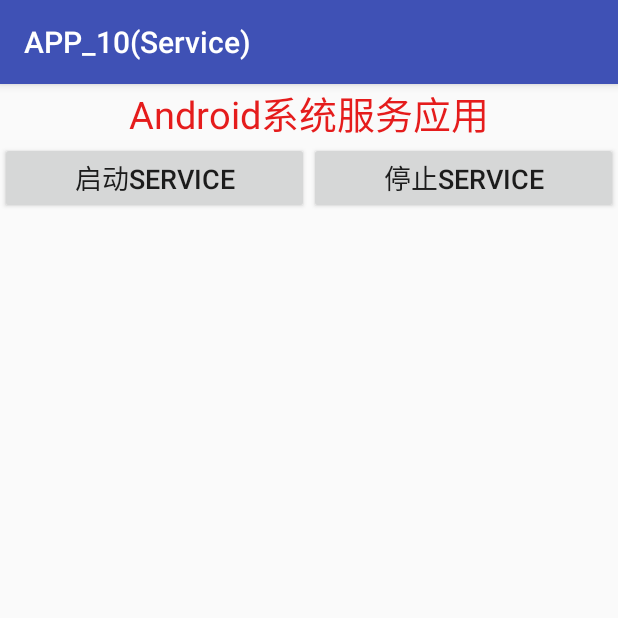
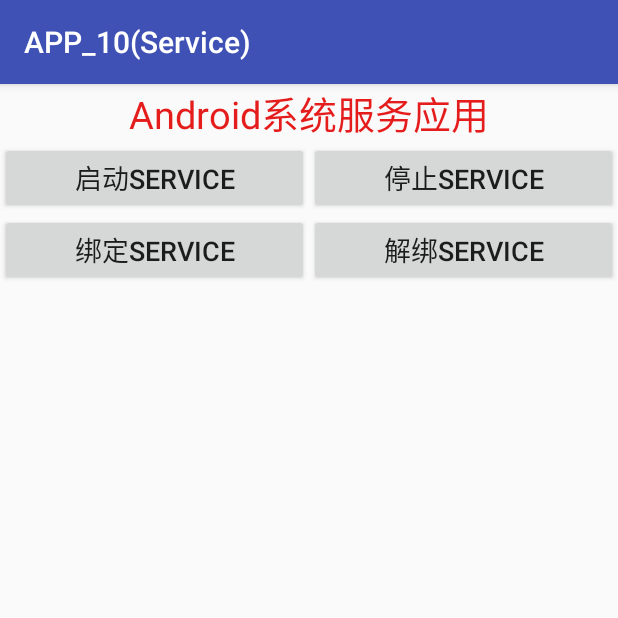
Before and after one commit to myemcu/Service, an Android app: the screen it shows after launch (MainActivity), on a phone screen of 412 x 824 dp, the top half of it. Run offline under Robolectric (Android 15) with nearby library versions, the phone set to English and light mode, and no system bars.

Commit message:
V2，Service绑定到Activity。Activity消失，Service也消失。

```diff
--- a/app/src/main/java/com/myemcu/app_10service/MainActivity.java
+++ b/app/src/main/java/com/myemcu/app_10service/MainActivity.java
@@ -1,8 +1,13 @@
 package com.myemcu.app_10service;
 
+import android.app.Service;
+import android.content.ComponentName;
 import android.content.Intent;
+import android.content.ServiceConnection;
+import android.os.IBinder;
 import android.support.v7.app.AppCompatActivity;
 import android.os.Bundle;
+import android.util.Log;
 import android.view.View;
 import android.widget.Button;
 
@@ -10,6 +15,8 @@ public class MainActivity extends AppCompatActivity {
 
     private Button mStart;
     private Button mStop;
+    private Button mBind;
+    private Button mUnbind;
 
     @Override
     protected void onCreate(Bundle savedInstanceState) {
@@ -18,6 +25,9 @@ public class MainActivity extends AppCompatActivity {
 
         mStart = (Button) findViewById(R.id.start);
         mStop = (Button) findViewById(R.id.stop);
+
+        mBind = (Button) findViewById(R.id.bind);
+        mUnbind = (Button) findViewById(R.id.unBind);
 
         final Intent intent = new Intent();
         intent.setAction("com.myemcu.app_10service.MyService");
@@ -35,5 +45,31 @@ public class MainActivity extends AppCompatActivity {
                 stopService(intent);
             }
         });
+
+        mBind.setOnClickListener(new View.OnClickListener() {
+            @Override
+            public void onClick(View v) {
+                bindService(intent, conn, Service.BIND_AUTO_CREATE);
+            }
+        });
+
+        mUnbind.setOnClickListener(new View.OnClickListener() {
+            @Override
+            public void onClick(View v) {
+                unbindService(conn);
+            }
+        });
     }
+
+    private ServiceConnection conn = new ServiceConnection() {
+        @Override
+        public void onServiceConnected(ComponentName name, IBinder service) {
+            Log.d("MyService","--onServiceConnected()被调用--");
+        }
+
+        @Override
+        public void onServiceDisconnected(ComponentName name) {
+            Log.d("MyService","--onServiceDisconnected()被调用--");
+        }
+    };
 }
--- a/app/src/main/res/layout/activity_main.xml
+++ b/app/src/main/res/layout/activity_main.xml
@@ -37,7 +37,32 @@
                 android:layout_weight="1"
                 android:id="@+id/stop"/>
         </TableRow>
+
+
+        <TableRow
+            android:layout_width="match_parent"
+            android:layout_height="wrap_content">
+
+            <Button
+                android:layout_width="wrap_content"
+                android:layout_height="wrap_content"
+                android:text="绑定Service"
+                android:textSize="8pt"
+                android:layout_weight="1"
+                android:id="@+id/bind"/>
+
+            <Button
+                android:layout_width="wrap_content"
+                android:layout_height="wrap_content"
+                android:text="解绑Service"
+                android:textSize="8pt"
+                android:layout_weight="1"
+                android:id="@+id/unBind"/>
+
+        </TableRow>
     </TableLayout>
 
 
+
+
 </LinearLayout>
```
Also changed, not shown: app/src/main/java/com/myemcu/app_10service/MyService.java (+12 -0 lines).
